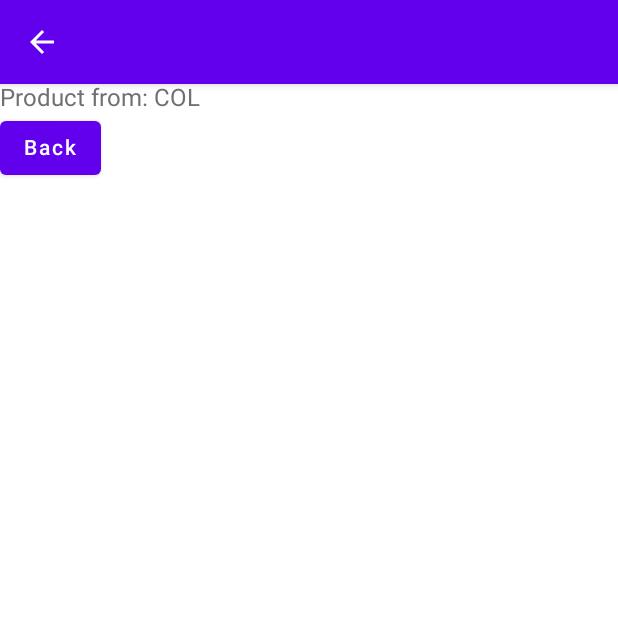
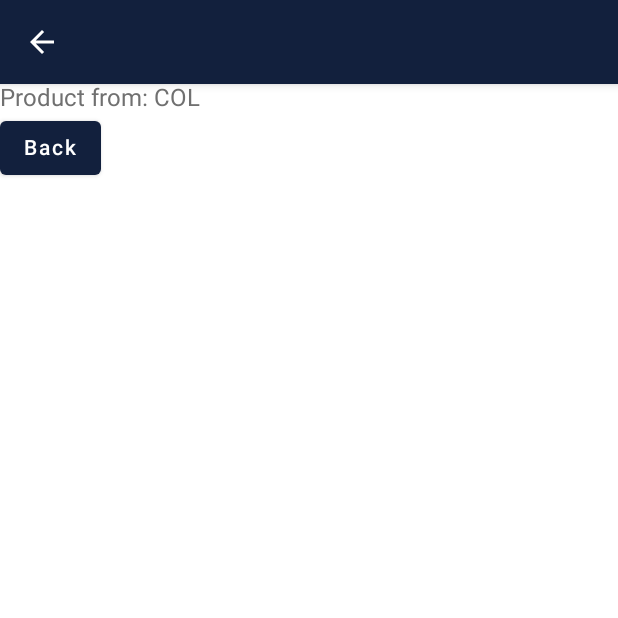
Before and after one commit to JoseCruzMV/Coffe4Codders, an Android app built with Jetpack Compose: the screen it shows after launch (MainActivity), after a tap on an icon or button, on a phone screen of 412 x 824 dp, the top half of it. Run offline under Robolectric (Android 15) with nearby library versions, the phone set to English and light mode, and no system bars.

```diff
--- a/app/src/main/java/com/example/coffe4coders/ui/theme/Color.kt
+++ b/app/src/main/java/com/example/coffe4coders/ui/theme/Color.kt
@@ -2,12 +2,7 @@ package com.example.coffe4coders.ui.theme
 
 import androidx.compose.ui.graphics.Color
 
-val Purple200 = Color(0xFFBB86FC)
-val Purple500 = Color(0xFF6200EE)
-val Purple700 = Color(0xFF3700B3)
-val Teal200 = Color(0xFF03DAC5)
-
 val PlatziBlue = Color(0xFF12203D)
 val PlatziGreen = Color(0xFF98C93E)
-
 val Font = Color(0xFF707070)
+val Placeholder = Color(0xFF9D9D9D)
--- a/app/src/main/java/com/example/coffe4coders/ui/theme/Shape.kt
+++ b/app/src/main/java/com/example/coffe4coders/ui/theme/Shape.kt
@@ -7,5 +7,5 @@ import androidx.compose.ui.unit.dp
 val Shapes = Shapes(
     small = RoundedCornerShape(4.dp),
     medium = RoundedCornerShape(4.dp),
-    large = RoundedCornerShape(0.dp)
+    large = RoundedCornerShape(40.dp)
 )
--- a/app/src/main/java/com/example/coffe4coders/ui/theme/Theme.kt
+++ b/app/src/main/java/com/example/coffe4coders/ui/theme/Theme.kt
@@ -7,15 +7,15 @@ import androidx.compose.material.lightColors
 import androidx.compose.runtime.Composable
 
 private val DarkColorPalette = darkColors(
-    primary = Purple200,
-    primaryVariant = Purple700,
-    secondary = Teal200
+    primary = PlatziBlue,
+    primaryVariant = PlatziBlue,
+    secondary = PlatziGreen
 )
 
 private val LightColorPalette = lightColors(
-    primary = Purple500,
-    primaryVariant = Purple700,
-    secondary = Teal200
+    primary = PlatziBlue,
+    primaryVariant = PlatziBlue,
+    secondary = PlatziGreen
 
     /* Other default colors to override
     background = Color.White,
--- a/app/src/main/java/com/example/coffe4coders/ui/theme/Type.kt
+++ b/app/src/main/java/com/example/coffe4coders/ui/theme/Type.kt
@@ -2,6 +2,7 @@ package com.example.coffe4coders.ui.theme
 
 import androidx.compose.material.Typography
 import androidx.compose.ui.graphics.Color
+import androidx.compose.ui.text.Placeholder
 import androidx.compose.ui.text.TextStyle
 import androidx.compose.ui.text.font.FontFamily
 import androidx.compose.ui.text.font.FontWeight
@@ -32,7 +33,19 @@ val Typography = Typography(
         fontWeight = FontWeight.Normal,
         fontSize = 16.sp,
         color = Font
-    )
+    ),
+    h5 = TextStyle(
+        fontFamily = FontFamily.Default,
+        fontWeight = FontWeight.Normal,
+        fontSize = 24.sp,
+        color = Color.Black
+    ),
+    caption = TextStyle(
+        fontFamily = FontFamily.Default,
+        fontWeight = FontWeight.Normal,
+        fontSize = 12.sp,
+        color = Placeholder
+    ),
     /* Other default text styles to override
     button = TextStyle(
         fontFamily = FontFamily.Default,
```
Also changed, not shown: app/src/main/java/com/example/coffe4coders/ui/components/CustomButton.kt (added, +59 -0 lines).
